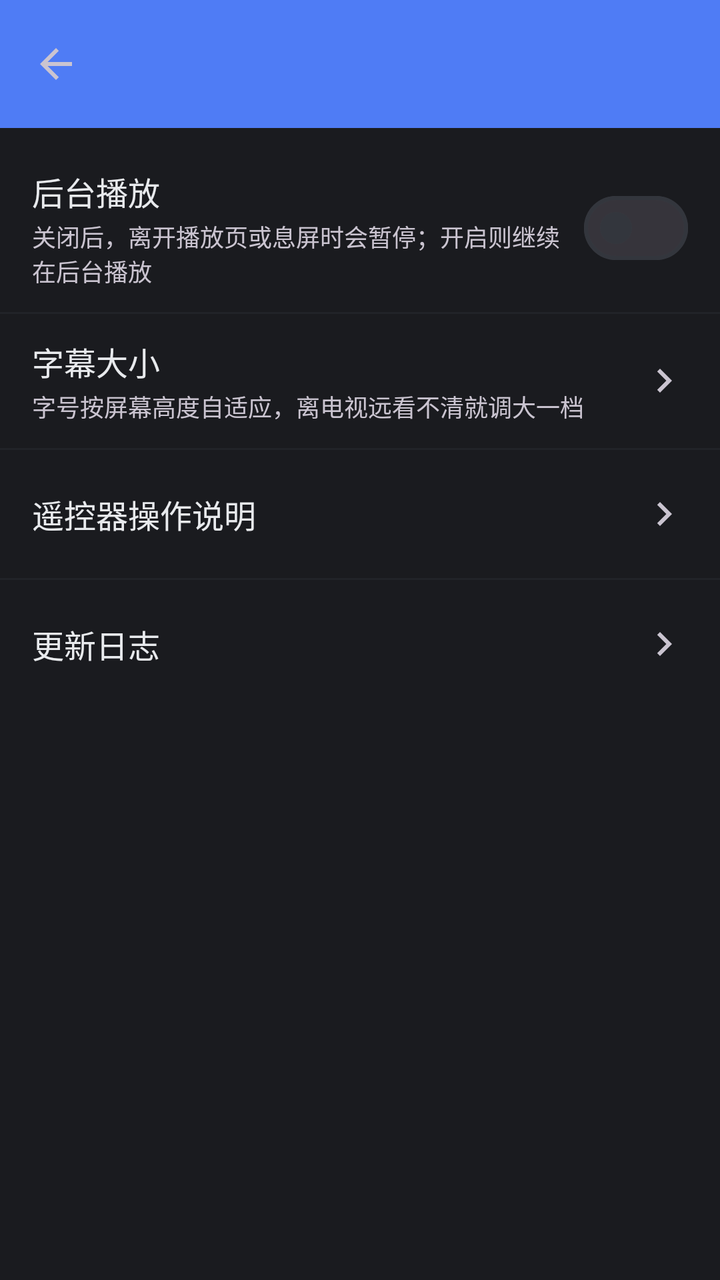
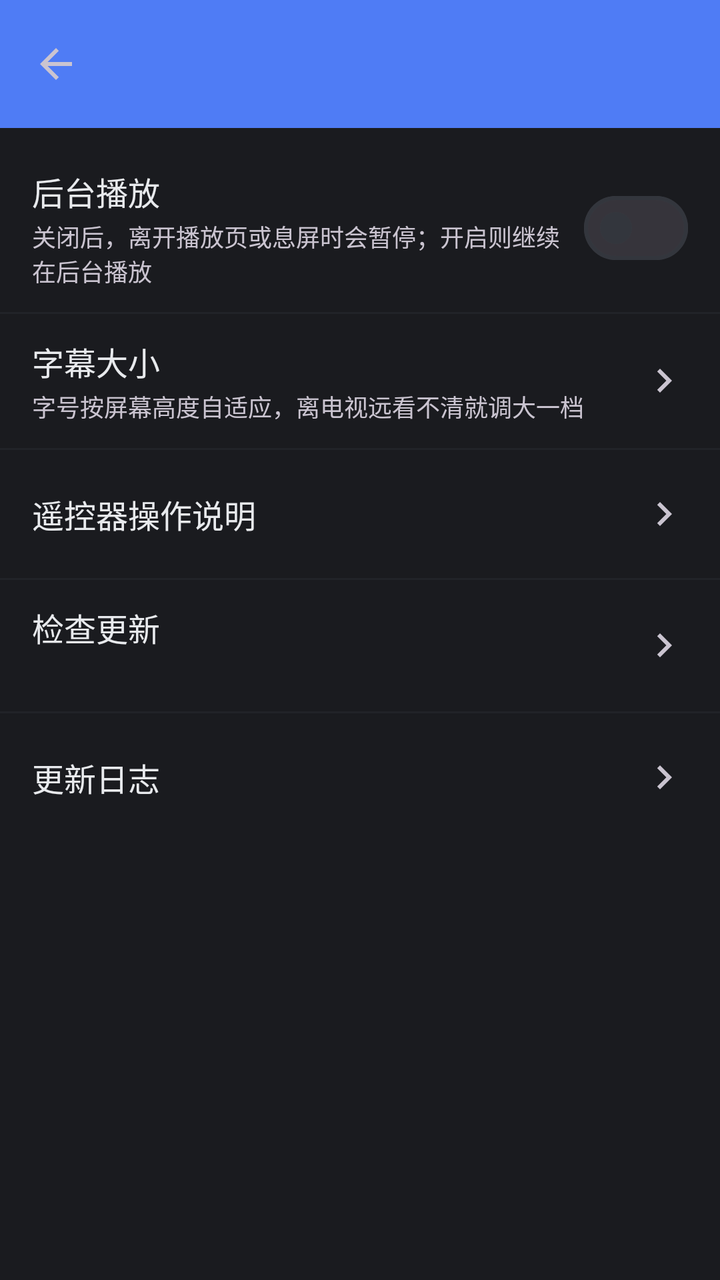

Before-and-after screenshots of an Android layout around one commit, followed by the original layout XML and the change that was made.
<!-- AndroidManifest.xml: application theme Theme.SmbPlayer -->
<!-- res/layout/activity_settings.xml -->
<?xml version="1.0" encoding="utf-8"?>
<LinearLayout xmlns:android="http://schemas.android.com/apk/res/android"
    xmlns:app="http://schemas.android.com/apk/res-auto"
    android:layout_width="match_parent"
    android:layout_height="match_parent"
    android:background="?attr/colorSurface"
    android:orientation="vertical">

    <androidx.appcompat.widget.Toolbar
        android:id="@+id/toolbar"
        android:layout_width="match_parent"
        android:layout_height="?attr/actionBarSize"
        android:background="?attr/colorPrimary"
        app:titleTextColor="?attr/colorOnPrimary"
        app:navigationIcon="?attr/homeAsUpIndicator" />

    <ScrollView
        android:layout_width="match_parent"
        android:layout_height="match_parent">

        <LinearLayout
            android:layout_width="match_parent"
            android:layout_height="wrap_content"
            android:orientation="vertical"
            android:paddingTop="8dp">

            
            <LinearLayout
                style="@style/Widget.SmbPlayer.ListItem"
                android:orientation="horizontal">

                <LinearLayout
                    android:layout_width="0dp"
                    android:layout_height="wrap_content"
                    android:layout_weight="1"
                    android:orientation="vertical"
                    android:paddingEnd="12dp">

                    <TextView
                        android:layout_width="wrap_content"
                        android:layout_height="wrap_content"
                        android:text="@string/settings_background_play"
                        android:textColor="?attr/colorOnSurface"
                        android:textSize="16sp" />

                    <TextView
                        android:layout_width="wrap_content"
                        android:layout_height="wrap_content"
                        android:layout_marginTop="2dp"
                        android:text="@string/settings_background_play_hint"
                        android:textColor="?attr/colorOnSurfaceVariant"
                        android:textSize="12sp" />
                </LinearLayout>

                <com.google.android.material.materialswitch.MaterialSwitch
                    android:id="@+id/sw_background_play"
                    android:layout_width="wrap_content"
                    android:layout_height="wrap_content" />
            </LinearLayout>

            <View
                android:layout_width="match_parent"
                android:layout_height="1dp"
                android:alpha="0.3"
                android:background="?attr/colorOutline" />

            
            <LinearLayout
                android:id="@+id/row_subtitle_size"
                style="@style/Widget.SmbPlayer.ListItem"
                android:orientation="horizontal">

                <LinearLayout
                    android:layout_width="0dp"
                    android:layout_height="wrap_content"
                    android:layout_weight="1"
                    android:orientation="vertical"
                    android:paddingEnd="12dp">

                    <TextView
                        android:layout_width="wrap_content"
                        android:layout_height="wrap_content"
                        android:text="@string/settings_subtitle_size"
                        android:textColor="?attr/colorOnSurface"
                        android:textSize="16sp" />

                    <TextView
                        android:layout_width="wrap_content"
                        android:layout_height="wrap_content"
                        android:layout_marginTop="2dp"
                        android:text="@string/settings_subtitle_size_hint"
                        android:textColor="?attr/colorOnSurfaceVariant"
                        android:textSize="12sp" />
                </LinearLayout>

                <TextView
                    android:id="@+id/tv_subtitle_size_value"
                    android:layout_width="wrap_content"
                    android:layout_height="wrap_content"
                    android:layout_gravity="center_vertical"
                    android:textColor="?attr/colorPrimary"
                    android:textSize="16sp"
                    android:textStyle="bold" />

                <ImageView
                    android:layout_width="24dp"
                    android:layout_height="24dp"
                    android:layout_gravity="center_vertical"
                    android:layout_marginStart="6dp"
                    android:rotation="180"
                    android:src="@drawable/ic_chevron_left"
                    app:tint="?attr/colorOnSurfaceVariant" />
            </LinearLayout>

            <View
                android:layout_width="match_parent"
                android:layout_height="1dp"
                android:alpha="0.3"
                android:background="?attr/colorOutline" />

            
            <LinearLayout
                android:id="@+id/row_tv_help"
                style="@style/Widget.SmbPlayer.ListItem"
                android:orientation="horizontal">

                <TextView
                    android:layout_width="0dp"
                    android:layout_height="wrap_content"
                    android:layout_weight="1"
                    android:text="@string/settings_tv_help"
                    android:textColor="?attr/colorOnSurface"
                    android:textSize="16sp" />

                <ImageView
                    android:layout_width="24dp"
                    android:layout_height="24dp"
                    android:src="@drawable/ic_chevron_left"
                    android:rotation="180"
                    app:tint="?attr/colorOnSurfaceVariant" />
            </LinearLayout>

            <View
                android:layout_width="match_parent"
                android:layout_height="1dp"
                android:alpha="0.3"
                android:background="?attr/colorOutline" />

            
            <LinearLayout
                android:id="@+id/row_changelog"
                style="@style/Widget.SmbPlayer.ListItem"
                android:orientation="horizontal">

                <TextView
                    android:layout_width="0dp"
                    android:layout_height="wrap_content"
                    android:layout_weight="1"
                    android:text="@string/action_changelog"
                    android:textColor="?attr/colorOnSurface"
                    android:textSize="16sp" />

                <ImageView
                    android:layout_width="24dp"
                    android:layout_height="24dp"
                    android:src="@drawable/ic_chevron_left"
                    android:rotation="180"
                    app:tint="?attr/colorOnSurfaceVariant" />
            </LinearLayout>
        </LinearLayout>
    </ScrollView>
</LinearLayout>
<!-- resources referenced by this layout -->
<resources>
  <!-- drawable ic_chevron_left (drawable) -->
  <?xml version="1.0" encoding="utf-8"?>
  <vector xmlns:android="http://schemas.android.com/apk/res/android"
      android:width="24dp" android:height="24dp"
      android:viewportWidth="24" android:viewportHeight="24"
      android:tint="?attr/colorControlNormal">
      <path android:fillColor="@android:color/white"
          android:pathData="M15.41,7.41L14,6l-6,6 6,6 1.41,-1.41L10.83,12z" />
  </vector>
  <string name="action_changelog">更新日志</string>
  <string name="settings_background_play">后台播放</string>
  <string name="settings_background_play_hint">关闭后，离开播放页或息屏时会暂停；开启则继续在后台播放</string>
  <string name="settings_subtitle_size">字幕大小</string>
  <string name="settings_subtitle_size_hint">字号按屏幕高度自适应，离电视远看不清就调大一档</string>
  <string name="settings_tv_help">遥控器操作说明</string>
  <style name="Widget.SmbPlayer.ListItem" parent="">
          <item name="android:layout_width">match_parent</item>
          <item name="android:layout_height">wrap_content</item>
          <item name="android:background">@drawable/bg_item_focused</item>
          
          <item name="android:focusable">true</item>
          <item name="android:clickable">true</item>
          <item name="android:paddingStart">16dp</item>
          <item name="android:paddingEnd">16dp</item>
          <item name="android:paddingTop">12dp</item>
          <item name="android:paddingBottom">12dp</item>
          <item name="android:minHeight">64dp</item>
          <item name="android:gravity">center_vertical</item>
      </style>
  <style name="Theme.SmbPlayer" parent="Theme.Material3.Dark.NoActionBar">
          <item name="colorPrimary">@color/primary</item>
          <item name="colorOnPrimary">@color/on_primary</item>
          <item name="colorSecondary">@color/secondary</item>
          <item name="android:colorBackground">@color/background</item>
          <item name="colorSurface">@color/surface</item>
          <item name="colorOnSurface">@color/on_surface</item>
          <item name="colorOutline">@color/outline</item>
          <item name="android:statusBarColor">@color/background</item>
      </style>
  <!-- drawable bg_item_focused (drawable) -->
  <?xml version="1.0" encoding="utf-8"?>
  <selector xmlns:android="http://schemas.android.com/apk/res/android">
      <item android:state_pressed="true">
          <shape android:shape="rectangle">
              <solid android:color="#664F7CF5" />
              <corners android:radius="10dp" />
              <stroke android:width="2dp" android:color="@color/primary" />
          </shape>
      </item>
      <item android:state_focused="true">
          <shape android:shape="rectangle">
              <solid android:color="#334F7CF5" />
              <corners android:radius="10dp" />
              <stroke android:width="3dp" android:color="@color/primary" />
          </shape>
      </item>
      <item>
          <shape android:shape="rectangle">
              <solid android:color="@android:color/transparent" />
              <corners android:radius="10dp" />
          </shape>
      </item>
  </selector>
  <color name="primary">#FF4F7CF5</color>
  <color name="on_primary">#FFFFFFFF</color>
  <color name="secondary">#FF26A69A</color>
  <color name="background">#FF101114</color>
  <color name="surface">#FF1A1B1F</color>
  <color name="on_surface">#FFE8EAED</color>
  <color name="outline">#FF33363D</color>
</resources>

<!-- the commit's change to res/layout/activity_settings.xml (unified diff, before → after) -->
@@ -148,6 +148,50 @@
 
             
             <LinearLayout
+                android:id="@+id/row_check_update"
+                style="@style/Widget.SmbPlayer.ListItem"
+                android:orientation="horizontal">
+
+                <LinearLayout
+                    android:layout_width="0dp"
+                    android:layout_height="wrap_content"
+                    android:layout_weight="1"
+                    android:orientation="vertical"
+                    android:paddingEnd="12dp">
+
+                    <TextView
+                        android:layout_width="wrap_content"
+                        android:layout_height="wrap_content"
+                        android:text="@string/settings_check_update"
+                        android:textColor="?attr/colorOnSurface"
+                        android:textSize="16sp" />
+
+                    <TextView
+                        android:id="@+id/tv_update_version"
+                        android:layout_width="wrap_content"
+                        android:layout_height="wrap_content"
+                        android:layout_marginTop="2dp"
+                        android:textColor="?attr/colorOnSurfaceVariant"
+                        android:textSize="12sp" />
+                </LinearLayout>
+
+                <ImageView
+                    android:layout_width="24dp"
+                    android:layout_height="24dp"
+                    android:layout_gravity="center_vertical"
+                    android:rotation="180"
+                    android:src="@drawable/ic_chevron_left"
+                    app:tint="?attr/colorOnSurfaceVariant" />
+            </LinearLayout>
+
+            <View
+                android:layout_width="match_parent"
+                android:layout_height="1dp"
+                android:alpha="0.3"
+                android:background="?attr/colorOutline" />
+
+            
+            <LinearLayout
                 android:id="@+id/row_changelog"
                 style="@style/Widget.SmbPlayer.ListItem"
                 android:orientation="horizontal">
<!-- resource entries referenced after the edit -->
@@ -12,6 +12,7 @@
   <string name="action_changelog">更新日志</string>
   <string name="settings_background_play">后台播放</string>
   <string name="settings_background_play_hint">关闭后，离开播放页或息屏时会暂停；开启则继续在后台播放</string>
+  <string name="settings_check_update">检查更新</string>
   <string name="settings_subtitle_size">字幕大小</string>
   <string name="settings_subtitle_size_hint">字号按屏幕高度自适应，离电视远看不清就调大一档</string>
   <string name="settings_tv_help">遥控器操作说明</string>
